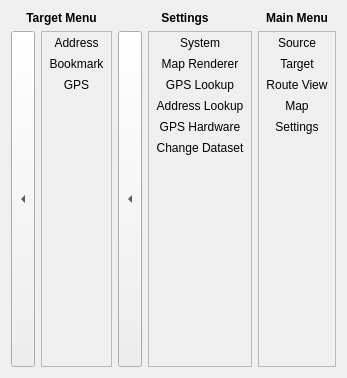
Qt form client/mainwindow.ui (shentok/MoNav) before a commit.
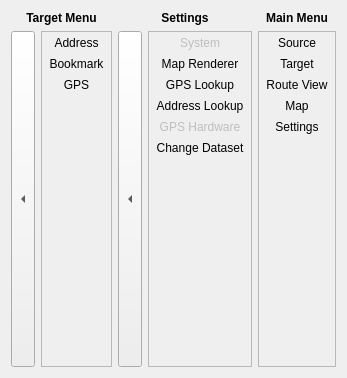
The same form after that commit. Icons and pictures are not drawn.

Commit message: Cleint: Disabled some non-functional buttons. Fixed buggy data directory chooser. Quit on no data directory.

Diff of the .ui file:
```diff
--- a/client/mainwindow.ui
+++ b/client/mainwindow.ui
@@ -232,7 +232,7 @@
             <property name="geometry">
              <rect>
               <x>0</x>
-              <y>0</y>
+              <y>-90</y>
               <width>179</width>
               <height>432</height>
              </rect>
@@ -246,6 +246,9 @@
              </property>
              <item>
               <widget class="QToolButton" name="settingsSystemButton">
+               <property name="enabled">
+                <bool>false</bool>
+               </property>
                <property name="sizePolicy">
                 <sizepolicy hsizetype="Preferred" vsizetype="Fixed">
                  <horstretch>0</horstretch>
@@ -362,6 +365,9 @@
              </item>
              <item>
               <widget class="QToolButton" name="settingsGPSButton">
+               <property name="enabled">
+                <bool>false</bool>
+               </property>
                <property name="sizePolicy">
                 <sizepolicy hsizetype="Preferred" vsizetype="Fixed">
                  <horstretch>0</horstretch>
```
The commit also changes 4 other files.
